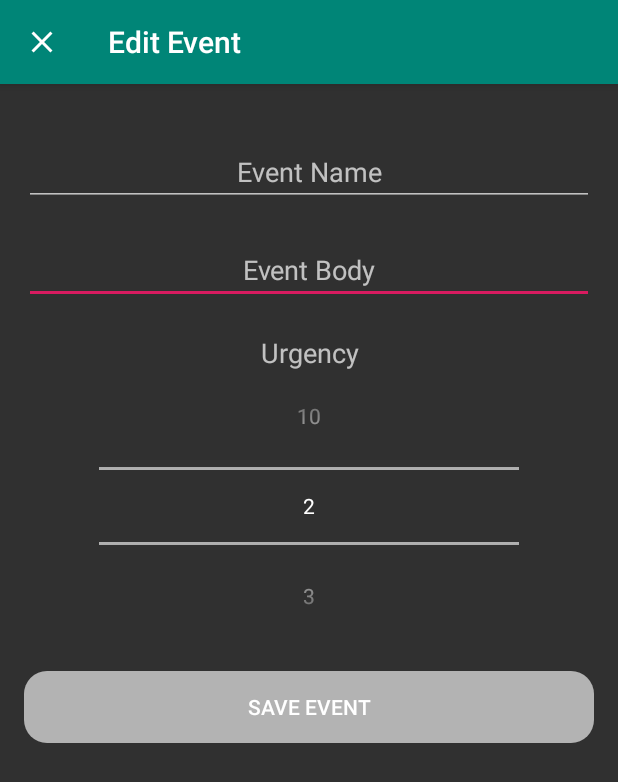
After one commit to Niccher/Event-Taker, an Android app: the Edit_Event screen opened directly, with no data from a screen before it, on a phone screen of 412 x 824 dp. The commit adds this screen. Shown: the top 782 px of the screen. Run offline under Robolectric (Android 15) with nearby library versions, the phone set to English and light mode, and no system bars.

Commit message:
View Event popup, Edit Event logic

```diff
--- a/app/src/main/AndroidManifest.xml
+++ b/app/src/main/AndroidManifest.xml
@@ -11,9 +11,13 @@
         android:theme="@style/AppTheme">
 
         <activity
-            android:name=".AddNote"
+            android:name=".Add_Event"
             android:parentActivityName=".MainActivity">
+        </activity>
 
+        <activity
+            android:name=".Edit_Event"
+            android:parentActivityName=".MainActivity">
         </activity>
 
         <activity android:name=".MainActivity"
--- a/app/src/main/java/com/niccher/notetaker/AddNote.java
+++ b/app/src/main/java/com/niccher/notetaker/Add_Event.java
@@ -18,7 +18,7 @@ import android.widget.Toast;
 import java.util.Calendar;
 import java.util.Date;
 
-public class AddNote extends AppCompatActivity {
+public class Add_Event extends AppCompatActivity {
 
     public static final String Ex_Title = "com.niccher.notetaker.Ex_Title";
     public static final String Ex_Desc = "com.niccher.notetaker.Ex_Desc";
--- /dev/null
+++ b/app/src/main/java/com/niccher/notetaker/Edit_Event.java
@@ -0,0 +1,91 @@
+package com.niccher.notetaker;
+
+import android.content.Intent;
+import android.os.Bundle;
+import android.view.Menu;
+import android.view.MenuInflater;
+import android.view.MenuItem;
+import android.view.View;
+import android.widget.Button;
+import android.widget.EditText;
+import android.widget.NumberPicker;
+import android.widget.Toast;
+
+import androidx.annotation.NonNull;
+import androidx.appcompat.app.AppCompatActivity;
+
+import java.util.Calendar;
+import java.util.Date;
+
+public class Edit_Event extends AppCompatActivity {
+
+    public static final String Ex_Title = "com.niccher.notetaker.Ex_Title";
+    public static final String Ex_Desc = "com.niccher.notetaker.Ex_Desc";
+    public static final String Ex_Priori = "com.niccher.notetaker.Ex_Priori";
+    public static final String Ex_Date = "com.niccher.notetaker.Ex_Date";
+    public static final String Ex_Edit = "com.niccher.notetaker.Ex_Edit";
+
+    private EditText new_title,new_desc;
+    private NumberPicker new_priori;
+    private Button new_save;
+    Intent ed;
+
+    @Override
+    protected void onCreate(Bundle savedInstanceState) {
+        super.onCreate(savedInstanceState);
+        setContentView(R.layout.activity_add_note);
+
+        new_desc = findViewById(R.id.nw_body);
+        new_title = findViewById(R.id.nw_title);
+        new_priori = findViewById(R.id.nw_priori);
+        new_save = findViewById(R.id.nw_save);
+
+        new_priori.setMaxValue(10);
+        new_priori.setMinValue(2);
+
+        getSupportActionBar().setHomeAsUpIndicator(R.drawable.ic_close);
+        setTitle("Edit Event");
+
+        ed = getIntent();
+
+        if (ed.hasExtra(Ex_Edit)){
+            new_title.setText(ed.getStringExtra(Ex_Title));
+            //int pr = Integer.parseInt(ed.getStringExtra(Ex_Priori));
+            new_priori.setValue(ed.getIntExtra(Ex_Priori,-1));
+            new_desc.setText(ed.getStringExtra(Ex_Desc));
+        }
+
+
+        new_save.setOnClickListener(new View.OnClickListener() {
+            @Override
+            public void onClick(View v) {
+                saveNewNote();
+            }
+        });
+    }
+
+    private void saveNewNote() {
+        String t_title = new_title.getText().toString();
+        String t_body = new_desc.getText().toString();
+        int t_priori = new_priori.getValue();
+
+        if (t_title.trim().isEmpty() || t_body.trim().isEmpty() ){
+            Toast.makeText(this, "Please fill both Event Title and Event Body before saving ", Toast.LENGTH_LONG).show();
+            return;
+        }
+
+        Intent data = new Intent();
+        data.putExtra(Ex_Title,t_title);
+        data.putExtra(Ex_Desc,t_body);
+        data.putExtra(Ex_Priori,t_priori);
+        data.putExtra(Ex_Date,ed.getStringExtra(Ex_Date));
+
+        int primary_key =  ed.getIntExtra(Ex_Edit,-1);
+        if (primary_key != -1){
+            data.putExtra(Ex_Edit, primary_key);
+        }
+
+        setResult(RESULT_OK,data);
+        finish();
+    }
+}
--- a/app/src/main/java/com/niccher/notetaker/interfaces/Note_Dao.java
+++ b/app/src/main/java/com/niccher/notetaker/interfaces/Event_Dao.java
@@ -12,7 +12,7 @@ import com.niccher.notetaker.usables.Note;
 import java.util.List;
 
 @Dao
-public interface Note_Dao {
+public interface Event_Dao {
 
     @Insert
     void insert(Note note);
--- a/app/src/main/res/layout/activity_add_note.xml
+++ b/app/src/main/res/layout/activity_add_note.xml
@@ -6,7 +6,16 @@
     android:layout_height="match_parent"
     android:orientation="vertical"
     android:padding="16dp"
-    tools:context=".AddNote">
+    tools:context=".Add_Event">
+
+    <ScrollView
+        android:layout_width="match_parent"
+        android:layout_height="match_parent">
+
+        <LinearLayout
+            android:layout_width="match_parent"
+            android:layout_height="match_parent"
+            android:orientation="vertical">
 
             <EditText
                 android:layout_width="match_parent"
@@ -14,7 +23,8 @@
                 android:gravity="center"
                 android:hint="Event Name"
                 android:inputType="textAutoComplete"
-        android:id="@+id/nw_title"/>
+                android:id="@+id/nw_title"
+                android:layout_marginTop="20dp"/>
 
             <EditText
                 android:layout_width="match_parent"
@@ -23,7 +33,8 @@
                 android:hint="Event Body"
                 android:inputType="textMultiLine"
                 android:id="@+id/nw_body"
-        android:textAppearance="@style/TextAppearance.AppCompat.Medium"/>
+                android:textAppearance="@style/TextAppearance.AppCompat.Medium"
+                android:layout_marginTop="20dp"/>
 
             <TextView
                 android:layout_width="match_parent"
@@ -31,7 +42,8 @@
                 android:textAlignment="center"
                 android:text="Urgency"
                 android:labelFor="@id/nw_priori"
-        android:textAppearance="@style/TextAppearance.AppCompat.Medium"/>
+                android:textAppearance="@style/TextAppearance.AppCompat.Medium"
+                android:layout_marginTop="20dp"/>
 
             <LinearLayout
                 android:layout_width="match_parent"
@@ -58,5 +70,9 @@
                 android:text="Save Event"
                 android:background="@drawable/background"/>
 
+        </LinearLayout>
+
+    </ScrollView>
+
 
 </LinearLayout>
```
Also changed, not shown: app/src/main/java/com/niccher/notetaker/MainActivity.java (+94 -17 lines), app/src/main/java/com/niccher/notetaker/adapters/Event_Adapter.java (renamed from app/src/main/java/com/niccher/notetaker/adapters/NoteAdapter.java, +20 -1 lines), app/src/main/java/com/niccher/notetaker/models/Event_ViewModel.java (renamed from app/src/main/java/com/niccher/notetaker/usables/NoteViewModel.java, +8 -5 lines), app/src/main/java/com/niccher/notetaker/usables/Event_Database.java (renamed from app/src/main/java/com/niccher/notetaker/usables/NoteDatabase.java, +8 -8 lines), app/src/main/java/com/niccher/notetaker/usables/Event_Repo.java (renamed from app/src/main/java/com/niccher/notetaker/usables/NoteRepo.java, +19 -19 lines), app/src/main/res/layout/part_pop.xml (added, +97 -0 lines). Lines whose indentation alone changed are shown as unchanged.
